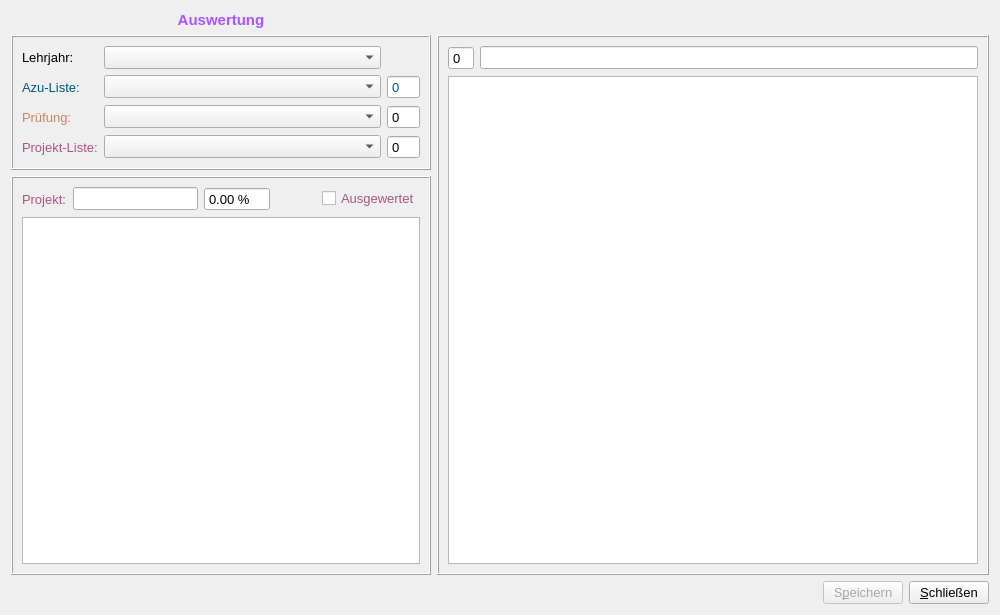
fasa1964/fshkap, file formevaluation.ui: the form before one commit.
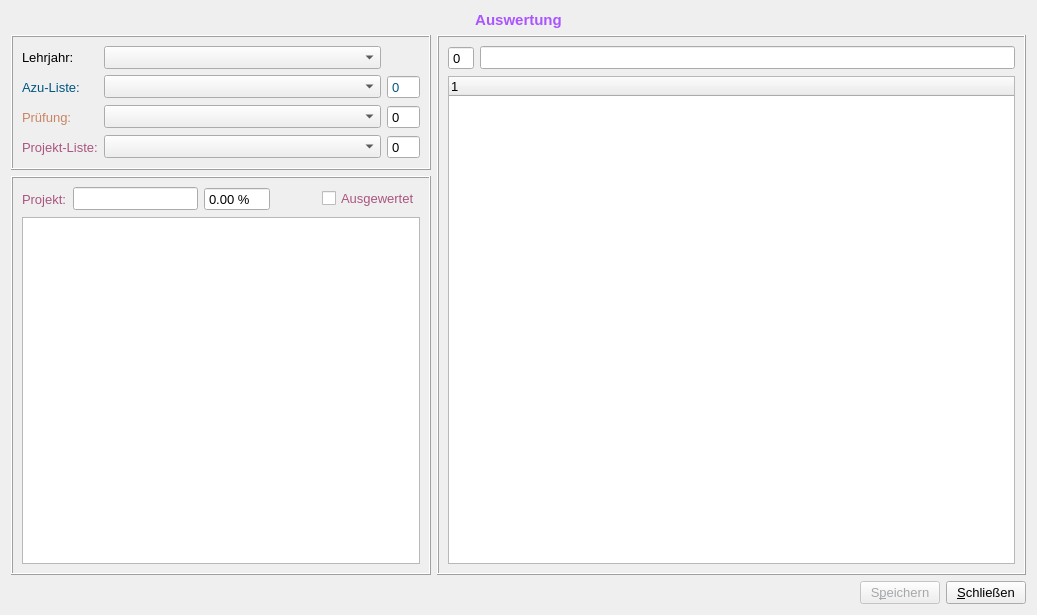
The form after the commit.

Commit message: Add a calulated item for the total result of exame.

What changed in the file:
```diff
--- a/formevaluation.ui
+++ b/formevaluation.ui
@@ -6,7 +6,7 @@
    <rect>
     <x>0</x>
     <y>0</y>
-    <width>1000</width>
+    <width>1037</width>
     <height>615</height>
    </rect>
   </property>
@@ -180,60 +180,6 @@
      </property>
     </spacer>
    </item>
-   <item row="0" column="0">
-    <widget class="QLabel" name="label">
-     <property name="palette">
-      <palette>
-       <active>
-        <colorrole role="WindowText">
-         <brush brushstyle="SolidPattern">
-          <color alpha="255">
-           <red>170</red>
-           <green>85</green>
-           <blue>255</blue>
-          </color>
-         </brush>
-        </colorrole>
-       </active>
-       <inactive>
-        <colorrole role="WindowText">
-         <brush brushstyle="SolidPattern">
-          <color alpha="255">
-           <red>170</red>
-           <green>85</green>
-           <blue>255</blue>
-          </color>
-         </brush>
-        </colorrole>
-       </inactive>
-       <disabled>
-        <colorrole role="WindowText">
-         <brush brushstyle="SolidPattern">
-          <color alpha="255">
-           <red>165</red>
-           <green>167</green>
-           <blue>169</blue>
-          </color>
-         </brush>
-        </colorrole>
-       </disabled>
-      </palette>
-     </property>
-     <property name="font">
-      <font>
-       <pointsize>11</pointsize>
-       <weight>75</weight>
-       <bold>true</bold>
-      </font>
-     </property>
-     <property name="text">
-      <string>Auswertung</string>
-     </property>
-     <property name="alignment">
-      <set>Qt::AlignCenter</set>
-     </property>
-    </widget>
-   </item>
    <item row="3" column="2" colspan="2">
     <spacer name="horizontalSpacer">
      <property name="orientation">
@@ -707,18 +653,82 @@
        </widget>
       </item>
       <item row="1" column="0" colspan="2">
-       <widget class="QTableWidget" name="resultTableWidget">
+       <widget class="QTreeWidget" name="resultTreeWidget">
         <property name="sizePolicy">
          <sizepolicy hsizetype="Preferred" vsizetype="Expanding">
           <horstretch>0</horstretch>
           <verstretch>0</verstretch>
          </sizepolicy>
         </property>
+        <property name="font">
+         <font>
+          <pointsize>10</pointsize>
+         </font>
+        </property>
+        <column>
+         <property name="text">
+          <string notr="true">1</string>
+         </property>
+        </column>
        </widget>
       </item>
      </layout>
     </widget>
    </item>
+   <item row="0" column="0" colspan="5">
+    <widget class="QLabel" name="label">
+     <property name="palette">
+      <palette>
+       <active>
+        <colorrole role="WindowText">
+         <brush brushstyle="SolidPattern">
+          <color alpha="255">
+           <red>170</red>
+           <green>85</green>
+           <blue>255</blue>
+          </color>
+         </brush>
+        </colorrole>
+       </active>
+       <inactive>
+        <colorrole role="WindowText">
+         <brush brushstyle="SolidPattern">
+          <color alpha="255">
+           <red>170</red>
+           <green>85</green>
+           <blue>255</blue>
+          </color>
+         </brush>
+        </colorrole>
+       </inactive>
+       <disabled>
+        <colorrole role="WindowText">
+         <brush brushstyle="SolidPattern">
+          <color alpha="255">
+           <red>165</red>
+           <green>167</green>
+           <blue>169</blue>
+          </color>
+         </brush>
+        </colorrole>
+       </disabled>
+      </palette>
+     </property>
+     <property name="font">
+      <font>
+       <pointsize>11</pointsize>
+       <weight>75</weight>
+       <bold>true</bold>
+      </font>
+     </property>
+     <property name="text">
+      <string>Auswertung</string>
+     </property>
+     <property name="alignment">
+      <set>Qt::AlignCenter</set>
+     </property>
+    </widget>
+   </item>
   </layout>
  </widget>
  <resources/>
```
The commit also changes 3 other files.
